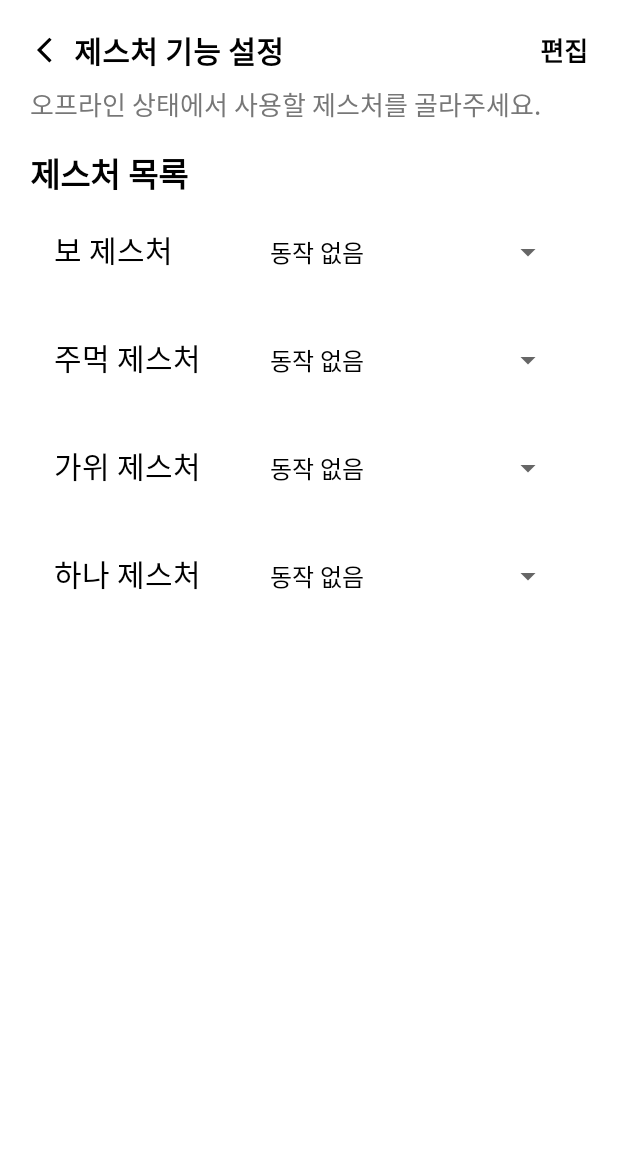
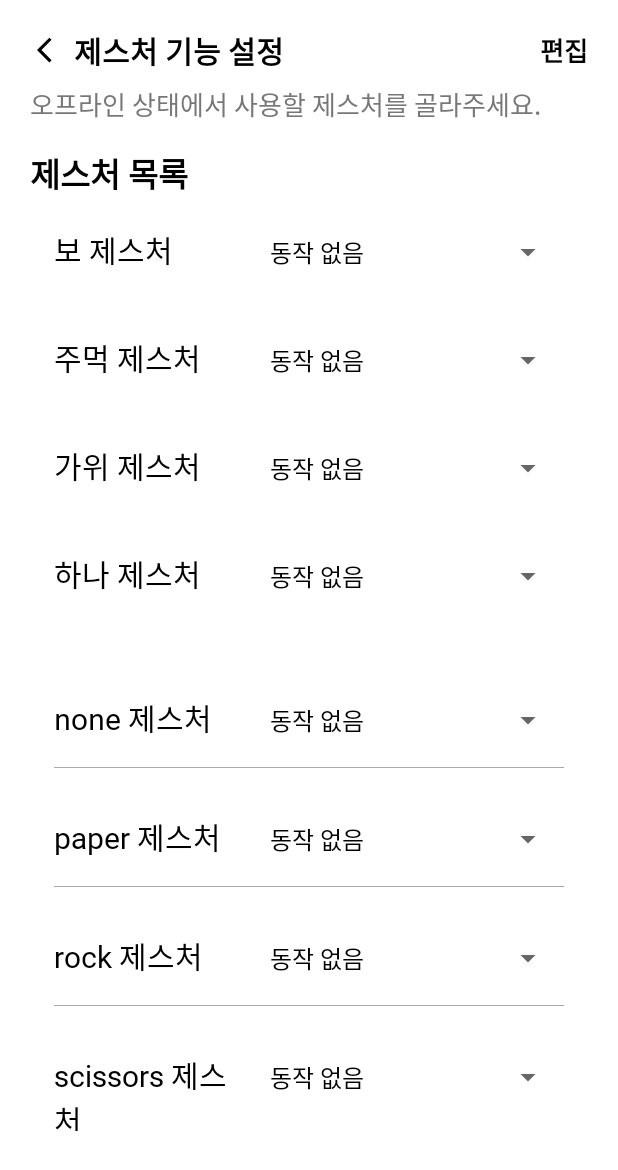
Before and after one commit to sangwoo4/gesture, an Android app built with Jetpack Compose: the GestureSettingFragment screen opened through its navigation route, on a phone screen of 412 x 824 dp. Shown: the top 1170 px of the screen. Run offline under Robolectric (Android 15) with nearby library versions, the phone set to English and light mode, and no system bars; libraries missing offline, so code that uses them is left out: org.tensorflow.lite; Roboto replaces fonts that are not available here.

Commit message:
새로 학습한 제스처와 기능 매핑함

```diff
--- a/android/app/src/main/java/com/square/aircommand/backgroundcamera/CameraService.kt
+++ b/android/app/src/main/java/com/square/aircommand/backgroundcamera/CameraService.kt
@@ -26,12 +26,10 @@ import com.square.aircommand.classifier.GestureClassifier
 import com.square.aircommand.classifier.GestureLabelMapper
 import com.square.aircommand.gesture.GestureActionExecutor
 import com.square.aircommand.gesture.GestureActionMapper
-import com.square.aircommand.gesture.GestureLabel
 import com.square.aircommand.gesture.GestureAccessibilityService
 import com.square.aircommand.handdetector.HandDetector
 import com.square.aircommand.handlandmarkdetector.HandLandmarkDetector
 import com.square.aircommand.tflite.ModelRepository
-import com.square.aircommand.tflite.TFLiteHelpers
 import kotlinx.coroutines.CoroutineScope
 import kotlinx.coroutines.Dispatchers
 import kotlinx.coroutines.SupervisorJob
@@ -98,11 +96,11 @@ class CameraService : Service() {
             latestPoints = latestPoints,
             landmarksState = landmarksState,
             validDetectionThreshold = 20,
-            onGestureDetected = { gestureLabel ->
-                if (gestureLabel != GestureLabel.NONE) {
-                    val action = GestureActionMapper.getSavedGestureAction(this, gestureLabel)
+            onGestureDetected = { gestureName ->
+                if (gestureName != "NONE") {
+                    val action = GestureActionMapper.getSavedGestureAction(this, gestureName)
                     GestureActionExecutor.execute(action, this)
-                    Log.d(tag, "🙌 제스처: $gestureLabel → 동작: $action 실행됨")
+                    Log.d(tag, "🙌 제스처: $gestureName → 동작: $action 실행됨")
                 }
             }
         )
--- a/android/app/src/main/java/com/square/aircommand/camera/HandAnalyzer.kt
+++ b/android/app/src/main/java/com/square/aircommand/camera/HandAnalyzer.kt
@@ -9,7 +9,6 @@ import androidx.compose.runtime.MutableState
 import androidx.compose.runtime.snapshots.SnapshotStateList
 import com.square.aircommand.classifier.GestureClassifier
 import com.square.aircommand.classifier.GestureLabelMapper
-import com.square.aircommand.gesture.GestureLabel
 import com.square.aircommand.handdetector.HandDetector
 import com.square.aircommand.handlandmarkdetector.HandLandmarkDetector
 import com.square.aircommand.utils.ThrottledLogger
@@ -32,7 +31,7 @@ class HandAnalyzers(
     private val validDetectionThreshold: Int,
     private val isTrainingMode: Boolean = false,
     private val trainingGestureName: String = "",
-    private val onGestureDetected: ((GestureLabel) -> Unit)? = null,
+    private val onGestureDetected: ((String) -> Unit)? = null, // ✅ String 기반으로 수정
     private val onTrainingComplete: (() -> Unit)? = null
 ) : ImageAnalysis.Analyzer {
 
@@ -82,7 +81,7 @@ class HandAnalyzers(
                                 "제스처 인식됨: $gestureName (index=$gestureIndex, 신뢰도=${String.format("%.2f", confidence)})"
                             )
 
-                            onGestureDetected?.invoke(GestureLabel.fromId(gestureIndex))
+                            onGestureDetected?.invoke(gestureName) // ✅ 문자열 제스처 이름 전달
                         } else if (!isTrainingMode) {
                             gestureText.value = "제스처 없음"
                             ThrottledLogger.log("HandAnalyzer", "랜드마크 포인트가 부족합니다")
--- a/android/app/src/main/java/com/square/aircommand/gesture/GestureActionMapper.kt
+++ b/android/app/src/main/java/com/square/aircommand/gesture/GestureActionMapper.kt
@@ -4,10 +4,11 @@ import android.content.Context
 import android.util.Log
 
 /**
- * 제스처 ID와 동작을 매핑하거나,
- * SharedPreferences 기반 사용자 설정 displayName을 지원하는 객체
+ * 제스처 라벨(String 또는 Enum)과 사용자 설정 동작을 매핑하는 객체
  */
 object GestureActionMapper {
+
+    private const val PREFS_NAME = "gesture_prefs"
 
     /**
      * displayName(String) → GestureAction 변환 함수
@@ -17,24 +18,13 @@ object GestureActionMapper {
     }
 
     /**
-     * SharedPreferences에서 사용자가 설정한 제스처-액션 매핑을 가져옴
+     * ✅ 문자열 기반 제스처 라벨을 지원하는 버전 (사용자 정의 포함)
      */
-    fun getSavedGestureAction(context: Context, gestureLabel: GestureLabel): GestureAction {
-        val prefs = context.getSharedPreferences("gesture_prefs", Context.MODE_PRIVATE)
-
-        // 제스처별 key 정의
-        val key = when (gestureLabel) {
-            GestureLabel.PAPER -> "gesture_paper_action"
-            GestureLabel.ROCK -> "gesture_rock_action"
-            GestureLabel.SCISSORS -> "gesture_scissors_action"
-            GestureLabel.ONE -> "gesture_one_action"
-            GestureLabel.NONE -> return GestureAction.NONE
-        }
-
-        // 저장된 displayName 불러오기
+    fun getSavedGestureAction(context: Context, gestureLabel: String): GestureAction {
+        val prefs = context.getSharedPreferences(PREFS_NAME, Context.MODE_PRIVATE)
+        val key = "gesture_${gestureLabel.lowercase()}_action"
         val savedDisplayName = prefs.getString(key, null)
 
-        // 디버깅용 로그 출력
         Log.d("GestureActionMapper", "🔍 gesture=$gestureLabel, key=$key, saved=$savedDisplayName")
 
         return if (savedDisplayName != null) {
@@ -45,14 +35,20 @@ object GestureActionMapper {
     }
 
     /**
-     * 기본 매핑 (초기값 설정 시 사용 가능하나,
-     * 앱 동작 시에는 SharedPreferences가 우선됨)
+     * 기존 enum 방식도 그대로 유지 (기본 제스처만 해당)
+     */
+    fun getSavedGestureAction(context: Context, gestureLabel: GestureLabel): GestureAction {
+        return getSavedGestureAction(context, gestureLabel.name)
+    }
+
+    /**
+     * 기본 매핑 (초기값 설정 시 사용 가능)
      */
     val defaultMapping = mapOf(
         GestureLabel.SCISSORS to GestureAction.SWIPE_RIGHT,
         GestureLabel.ROCK to GestureAction.TOGGLE_FLASH,
         GestureLabel.PAPER to GestureAction.VOLUME_UP,
         GestureLabel.ONE to GestureAction.SWIPE_DOWN
-        // GestureLabel.NONE 은 NONE 처리됨
+        // GestureLabel.NONE 은 매핑 없음
     )
 }
--- a/android/app/src/main/java/com/square/aircommand/screens/GestureSettingFragment.kt
+++ b/android/app/src/main/java/com/square/aircommand/screens/GestureSettingFragment.kt
@@ -4,32 +4,30 @@ import android.os.Bundle
 import android.view.LayoutInflater
 import android.view.View
 import android.view.ViewGroup
-import android.widget.AdapterView
-import android.widget.ArrayAdapter
-import android.widget.Spinner
+import android.widget.*
 import androidx.fragment.app.Fragment
 import com.square.aircommand.R
+import com.square.aircommand.classifier.GestureLabelMapper
 import com.square.aircommand.databinding.FragmentGestureSettingBinding
 import com.square.aircommand.gesture.GestureAction
-import com.square.aircommand.gesture.GestureLabel
 
 /**
- * 사용자가 제스처(PAPER, ROCK, SCISSORS, ONE)와 기능(GestureAction)을 매핑할 수 있는 화면(Fragment)
- * 각 제스처에 대해 Spinner를 통해 동작을 선택하면 SharedPreferences에 저장됨
+ * 사용자가 제스처와 기능(GestureAction)을 매핑할 수 있는 화면
+ * - 기본 제스처(PAPER, ROCK, SCISSORS, ONE)는 고정 Spinner 제공
+ * - 사용자 학습 제스처는 gesture_labels.json 기반으로 동적으로 생성
  */
 class GestureSettingFragment : Fragment() {
 
-    // ViewBinding 객체 (Fragment의 레이아웃 요소에 접근하기 위함)
     private var _binding: FragmentGestureSettingBinding? = null
     private val binding get() = _binding!!
 
-    // SharedPreferences 저장소 이름 정의
     private val prefsName = "gesture_prefs"
+    private val selectedActions = mutableMapOf<String, GestureAction>()
 
-    // 현재 선택된 제스처 → 동작 매핑 (GestureAction.NONE은 제외)
-    private val selectedActions = mutableMapOf<GestureLabel, GestureAction>()
+    private lateinit var gestureLabelMapper: GestureLabelMapper
 
-    // Fragment의 View 생성 및 바인딩 연결
+    private val defaultGestures = listOf("PAPER", "ROCK", "SCISSORS", "ONE")
+
     override fun onCreateView(
         inflater: LayoutInflater, container: ViewGroup?,
         savedInstanceState: Bundle?
@@ -38,43 +36,45 @@ class GestureSettingFragment : Fragment() {
         return binding.root
     }
 
-    // View 생성 후 초기 설정 수행 (SharedPreferences 불러오기, Spinner 연결 등)
     override fun onViewCreated(view: View, savedInstanceState: Bundle?) {
         super.onViewCreated(view, savedInstanceState)
 
+        gestureLabelMapper = GestureLabelMapper(requireContext())
         val prefs = requireContext().getSharedPreferences(prefsName, 0)
-        val options = resources.getStringArray(R.array.gesture_action_options) // 스피너 항목 목록
+        val options = resources.getStringArray(R.array.gesture_action_options)
         val noneDisplay = GestureAction.NONE.displayName
 
-        // SharedPreferences에서 각 제스처의 초기 설정값 불러오기 (기본값 지정)
-        val paperAction = prefs.getString("gesture_paper_action", GestureAction.NONE.displayName) ?: noneDisplay
-        val rockAction = prefs.getString("gesture_rock_action", GestureAction.NONE.displayName) ?: noneDisplay
-        val scissorsAction = prefs.getString("gesture_scissors_action", GestureAction.NONE.displayName) ?: noneDisplay
-        val oneAction = prefs.getString("gesture_one_action", GestureAction.NONE.displayName) ?: noneDisplay
+        // ✅ 1. 기본 제스처 Spinner 연결
+        setupSpinner(binding.spinnerPaper, "PAPER", prefs.getString("gesture_paper_action", noneDisplay) ?: noneDisplay, "gesture_paper_action", options)
+        setupSpinner(binding.spinnerRock, "ROCK", prefs.getString("gesture_rock_action", noneDisplay) ?: noneDisplay, "gesture_rock_action", options)
+        setupSpinner(binding.spinnerScissors, "SCISSORS", prefs.getString("gesture_scissors_action", noneDisplay) ?: noneDisplay, "gesture_scissors_action", options)
+        setupSpinner(binding.spinnerOne, "ONE", prefs.getString("gesture_one_action", noneDisplay) ?: noneDisplay, "gesture_one_action", options)
 
-        // 각 Spinner에 동작 설정 로직 연결
-        setupSpinner(binding.spinnerPaper, GestureLabel.PAPER, paperAction, "gesture_paper_action", options)
-        setupSpinner(binding.spinnerRock, GestureLabel.ROCK, rockAction, "gesture_rock_action", options)
-        setupSpinner(binding.spinnerScissors, GestureLabel.SCISSORS, scissorsAction, "gesture_scissors_action", options)
-        setupSpinner(binding.spinnerOne, GestureLabel.ONE, oneAction, "gesture_one_action", options)
+        // ✅ 2. 사용자 학습 제스처만 UI 추가
+        val userGestures = gestureLabelMapper.getAllLabels().values
+            .filter { it !in defaultGestures }
+            .sorted()
 
-        // 뒤로가기 버튼 클릭 시 이전 화면으로 돌아감
+        for (label in userGestures) {
+            val (rowLayout, spinner) = createGestureRow(label)
+            binding.customGestureContainer.addView(rowLayout)
+
+            val savedValue = prefs.getString("gesture_${label.lowercase()}_action", noneDisplay) ?: noneDisplay
+            setupSpinner(spinner, label, savedValue, "gesture_${label.lowercase()}_action", options)
+        }
+
+        // 🔙 뒤로가기
         binding.backButton.setOnClickListener {
             parentFragmentManager.popBackStack()
         }
     }
 
     /**
-     * 각 제스처에 대해 Spinner를 초기화하고 선택 이벤트를 처리하는 함수
-     * @param spinner 현재 연결할 Spinner
-     * @param label 해당 Spinner와 연결된 제스처 라벨
-     * @param initialValue 초기 선택값 (SharedPreferences에서 불러온 값)
-     * @param prefsKey SharedPreferences에 저장될 키
-     * @param options Spinner 항목 목록 (displayName 배열)
+     * Spinner와 기능 연결 설정
      */
     private fun setupSpinner(
         spinner: Spinner,
-        label: GestureLabel,
+        label: String,
         initialValue: String,
         prefsKey: String,
         options: Array<String>
@@ -82,35 +82,28 @@ class GestureSettingFragment : Fragment() {
         val context = requireContext()
         val prefs = context.getSharedPreferences(prefsName, 0)
 
-        // Spinner에 어댑터 설정 (텍스트 색상 포함된 레이아웃 사용)
         spinner.adapter = ArrayAdapter(
             context,
-            R.layout.spinner_text,   // Spinner의 기본 표시용 레이아웃
+            R.layout.spinner_text,
             options
         ).also {
-            it.setDropDownViewResource(R.layout.spinner_text) // 드롭다운 항목 레이아웃도 동일
+            it.setDropDownViewResource(R.layout.spinner_text)
         }
 
-        // 초기 선택값 설정
         spinner.setSelection(options.indexOf(initialValue).coerceAtLeast(0))
 
-        // 초기 선택값이 NONE이 아니면 Map에 등록
         GestureAction.entries.firstOrNull { it.displayName == initialValue }?.let { action ->
             if (action != GestureAction.NONE) selectedActions[label] = action
         }
 
-        // Spinner 아이템 선택 이벤트 처리
         spinner.onItemSelectedListener = object : AdapterView.OnItemSelectedListener {
             override fun onItemSelected(parent: AdapterView<*>?, view: View?, position: Int, id: Long) {
                 val selectedDisplayName = options[position]
                 val selectedAction = GestureAction.entries.firstOrNull { it.displayName == selectedDisplayName }
                     ?: GestureAction.NONE
 
-                // 중복 허용: 같은 기능을 여러 제스처에 매핑할 수 있음
-                // SharedPreferences에 선택 결과 저장
                 prefs.edit().putString(prefsKey, selectedDisplayName).apply()
 
-                // 선택 상태 업데이트
                 if (selectedAction == GestureAction.NONE) {
                     selectedActions.remove(label)
                 } else {
@@ -122,7 +115,47 @@ class GestureSettingFragment : Fragment() {
         }
     }
 
-    // 뷰가 파괴될 때 바인딩 해제하여 메모리 누수 방지
+    /**
+     * 사용자 정의 제스처 UI 행 생성 (TextView + Spinner)
+     */
+    private fun createGestureRow(label: String): Pair<LinearLayout, Spinner> {
+        val context = requireContext()
+
+        val rowLayout = LinearLayout(context).apply {
+            layoutParams = LinearLayout.LayoutParams(
+                LinearLayout.LayoutParams.MATCH_PARENT,
+                LinearLayout.LayoutParams.WRAP_CONTENT
+            ).apply {
+                setMargins(0, 24, 0, 0)
+            }
+            orientation = LinearLayout.HORIZONTAL
+            setPadding(0, 12, 0, 12)
+        }
+
+        val textView = TextView(context).apply {
+            layoutParams = LinearLayout.LayoutParams(0, LinearLayout.LayoutParams.WRAP_CONTENT, 1f)
+            text = "$label 제스처"
+            textSize = 20f
+            setTextColor(resources.getColor(R.color.black, null))
+        }
+
+        val spinner = Spinner(context).apply {
+            layoutParams = LinearLayout.LayoutParams(
+                LinearLayout.LayoutParams.WRAP_CONTENT,
+                LinearLayout.LayoutParams.WRAP_CONTENT
+            ).apply {
+                setMargins(8, 0, 0, 0)
+            }
+            id = View.generateViewId()
+            setPopupBackgroundResource(R.drawable.spinner_background)
+        }
+
+        rowLayout.addView(textView)
+        rowLayout.addView(spinner)
+
+        return Pair(rowLayout, spinner)
+    }
+
     override fun onDestroyView() {
         super.onDestroyView()
         _binding = null
--- a/android/app/src/main/res/layout/fragment_gesture_setting.xml
+++ b/android/app/src/main/res/layout/fragment_gesture_setting.xml
@@ -195,4 +195,21 @@
             android:popupBackground="@drawable/spinner_background"
             android:layout_marginStart="8dp" />
     </LinearLayout>
+
+
+    <!-- 사용자 정의 제스처 영역 -->
+    <LinearLayout
+        android:id="@+id/customGestureContainer"
+        android:layout_width="0dp"
+        android:layout_height="wrap_content"
+        android:orientation="vertical"
+        android:divider="@android:color/darker_gray"
+        android:showDividers="middle"
+        android:paddingTop="12dp"
+        android:paddingBottom="24dp"
+        app:layout_constraintTop_toBottomOf="@id/gestureOne"
+        app:layout_constraintStart_toStartOf="parent"
+        app:layout_constraintEnd_toEndOf="parent"
+        android:paddingStart="16dp"
+        android:paddingEnd="16dp" />
 </androidx.constraintlayout.widget.ConstraintLayout>
```
